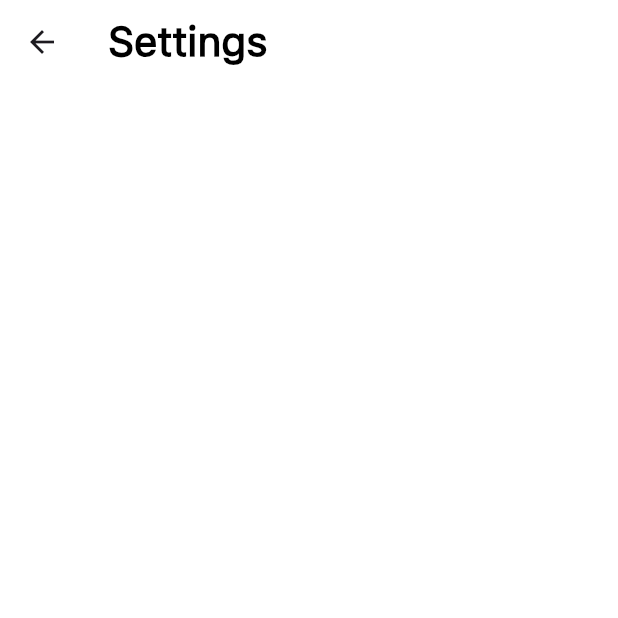
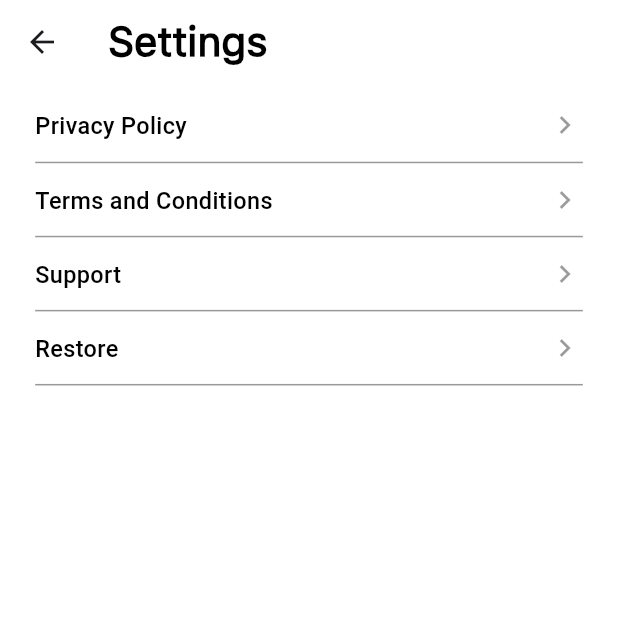
Before and after one commit to ibraevadilet/skin_care_255, a Flutter app: the Nv5Screen screen opened directly, on a phone screen of 412 x 824 dp, the top half of it. Run offline on Flutter 3.47's test engine with Material 3 defaults, Android fonts, the phone set to English and light mode, and no system bars; our stand-ins replace flutter_screenutil, hive_flutter, shared_preferences; accounts and stored records are empty.

Commit message:
add change

```diff
--- a/lib/hhhhs/nv5_screen.dart
+++ b/lib/hhhhs/nv5_screen.dart
@@ -17,10 +17,117 @@ class Nv5Screen extends StatelessWidget {
           color: Colors.black,
         ),
       ),
-      body: Column(
-        children: [
-          Container(),
-        ],
+      body: Padding(
+        padding: EdgeInsets.symmetric(horizontal: 24.r),
+        child: Column(
+          children: [
+            SizedBox(height: 16.h),
+            InkWell(
+              onTap: () {},
+              child: Container(
+                color: Colors.transparent,
+                child: Row(
+                  mainAxisAlignment: MainAxisAlignment.spaceBetween,
+                  children: [
+                    Text(
+                      'Privacy Policy',
+                      style: TextStyle(
+                          fontSize: 16.h,
+                          fontWeight: FontWeight.w500,
+                          color: Colors.black),
+                    ),
+                    Icon(
+                      Icons.chevron_right,
+                      color: Colors.black.withOpacity(0.4),
+                    ),
+                  ],
+                ),
+              ),
+            ),
+            Divider(
+              height: 26.h,
+              color: Colors.black.withOpacity(0.4),
+            ),
+            InkWell(
+              onTap: () {},
+              child: Container(
+                color: Colors.transparent,
+                child: Row(
+                  mainAxisAlignment: MainAxisAlignment.spaceBetween,
+                  children: [
+                    Text(
+                      'Terms and Conditions',
+                      style: TextStyle(
+                          fontSize: 16.h,
+                          fontWeight: FontWeight.w500,
+                          color: Colors.black),
+                    ),
+                    Icon(
+                      Icons.chevron_right,
+                      color: Colors.black.withOpacity(0.4),
+                    ),
+                  ],
+                ),
+              ),
+            ),
+            Divider(
+              height: 26.h,
+              color: Colors.black.withOpacity(0.4),
+            ),
+            InkWell(
+              onTap: () {},
+              child: Container(
+                color: Colors.transparent,
+                child: Row(
+                  mainAxisAlignment: MainAxisAlignment.spaceBetween,
+                  children: [
+                    Text(
+                      'Support',
+                      style: TextStyle(
+                          fontSize: 16.h,
+                          fontWeight: FontWeight.w500,
+                          color: Colors.black),
+                    ),
+                    Icon(
+                      Icons.chevron_right,
+                      color: Colors.black.withOpacity(0.4),
+                    ),
+                  ],
+                ),
+              ),
+            ),
+            Divider(
+              height: 26.h,
+              color: Colors.black.withOpacity(0.4),
+            ),
+            InkWell(
+              onTap: () {},
+              child: Container(
+                color: Colors.transparent,
+                child: Row(
+                  mainAxisAlignment: MainAxisAlignment.spaceBetween,
+                  children: [
+                    Text(
+                      'Restore',
+                      style: TextStyle(
+                          fontSize: 16.h,
+                          fontWeight: FontWeight.w500,
+                          color: Colors.black),
+                    ),
+                    Icon(
+                      Icons.chevron_right,
+                      color: Colors.black.withOpacity(0.4),
+                    ),
+                  ],
+                ),
+              ),
+            ),
+            Divider(
+              height: 26.h,
+              color: Colors.black.withOpacity(0.4),
+            ),
+          ],
+        ),
       ),
     );
   }
--- a/pubspec.yaml
+++ b/pubspec.yaml
@@ -7,7 +7,7 @@ publish_to: 'none' # Remove this line if you wish to publish to pub.de
 version: 1.0.0+1
 
 environment:
-  sdk: '>=3.3.0 <4.0.0'
+  sdk: '>=3.2.6 <4.0.0'
 
 
 dependencies:
```
Also changed, not shown: pubspec.lock, 3 other files.
